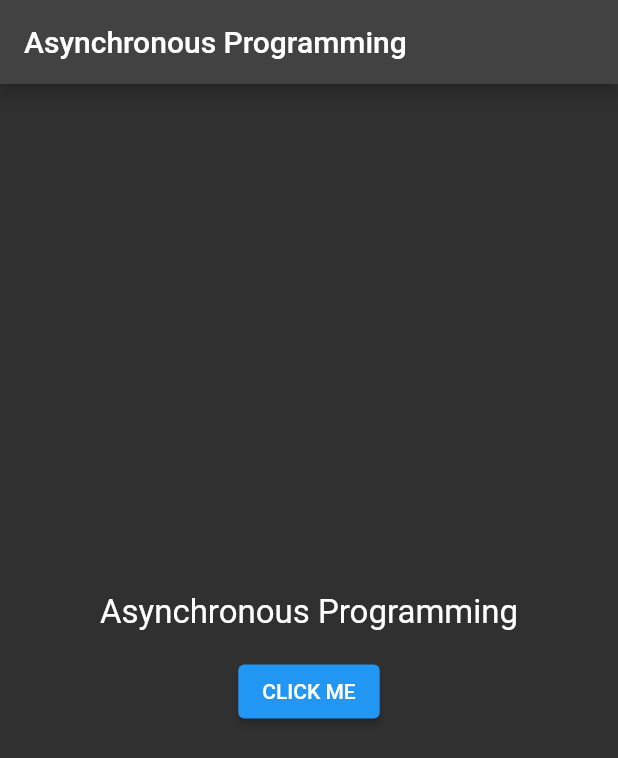
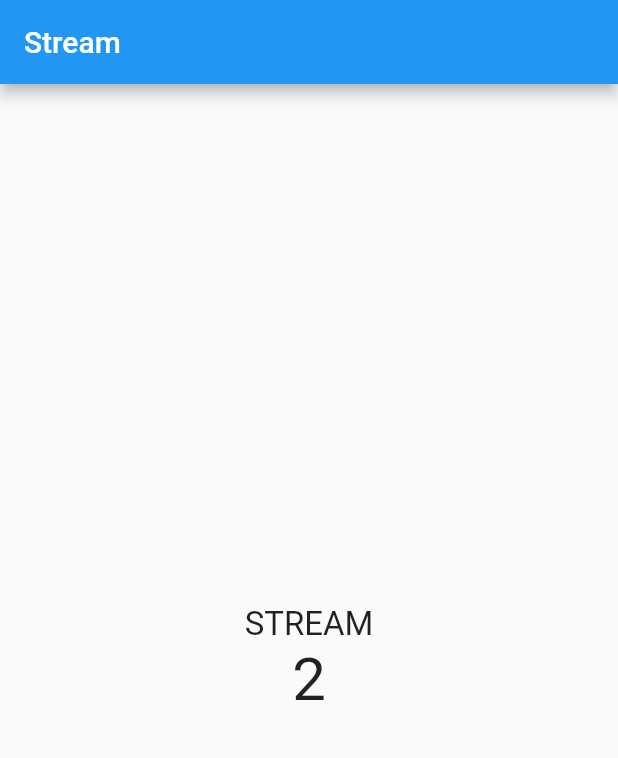
Before and after one commit to ImanAdithya/Flutter, a Flutter app: the screen it shows after launch, on a phone screen of 412 x 824 dp. Shown: the top 758 px of the screen. Run offline on Flutter 3.47's test engine with Material 2 defaults, Android fonts, the light colour scheme and no system bars; our stand-ins replace device_preview.

Commit message:
stram  added

```diff
--- a/ten_project/lib/Streem.dart
+++ b/ten_project/lib/Streem.dart
@@ -0,0 +1,60 @@
+import 'dart:async';
+
+import 'package:flutter/material.dart';
+
+class test3 extends StatefulWidget {
+  @override
+  State<test3> createState() => _test3();
+}
+
+class _test3 extends State<test3> {
+  StreamController streamController=StreamController();
+
+  @override
+  void initState() {
+    super.initState();
+    addStreamData();
+  }
+
+  void addStreamData() async{
+    for(var i=0 ; i<10 ; i++){
+      await Future.delayed(Duration(seconds: 2));
+      streamController.sink.add(i);
+    }
+  }
+
+  @override
+  Widget build(BuildContext context) {
+    return Scaffold(
+      appBar: AppBar(
+        title: Text("Stream"),
+      ),
+
+      body:Center(
+        child: StreamBuilder(
+          stream: streamController.stream,
+          builder: (context, snapshot) {
+            if(snapshot.hasError){
+              return Text("ERROR");
+            }else if(snapshot.connectionState==ConnectionState.waiting){
+              return CircularProgressIndicator.adaptive();//waiting progress
+            }
+            return Column(
+              mainAxisAlignment: MainAxisAlignment.center,
+              children: [
+                Text(
+                  "STREAM",
+                  style: TextStyle(fontSize: 22.0),
+                ),
+                Text(
+                  '${snapshot.data}',
+                     style: TextStyle(fontSize: 40.0),
+                )
+              ],
+            );
+          }
+        ),
+      ),
+    );
+  }
+}
--- a/ten_project/lib/main.dart
+++ b/ten_project/lib/main.dart
@@ -1,6 +1,7 @@
 import 'package:flutter/material.dart';
 import 'package:device_preview/device_preview.dart';
 import 'package:ten_project/NetworkRequest.dart';
+import 'package:ten_project/Streem.dart';
 import 'package:ten_project/networkRequest2.dart';
 
 
@@ -17,12 +18,12 @@
     //   builder: DevicePreview.appBuilder,
       title: 'Flutter Demo',
       theme: ThemeData(
-        brightness: Brightness.dark,
+
         primarySwatch: Colors.blue,
       ),
       // home: MyHomePage(title: 'Flutter Demo Home Page'),
       //home: Practise_2(),
-      home: MyHomePage(),
+      home:test3(),
     );
   }
 }
```
